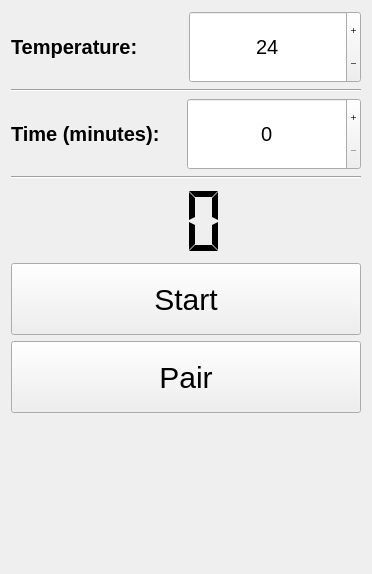
The window that mainwindow.ui (vanya1301/acetone-bath-Qt-part) describes before a commit, drawn with Qt 5.
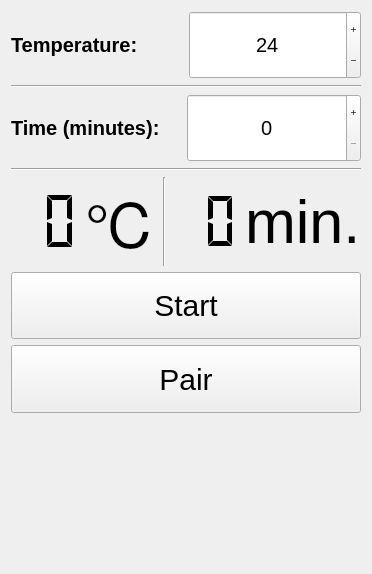
The same window after the commit.

Diff of the .ui file:
```diff
--- a/mainwindow.ui
+++ b/mainwindow.ui
@@ -148,6 +148,8 @@
      </widget>
     </item>
     <item>
+     <layout class="QHBoxLayout" name="horizontalLayout_2">
+      <item>
      <widget class="QLCDNumber" name="lcdNumber">
       <property name="sizePolicy">
        <sizepolicy hsizetype="Minimum" vsizetype="Ignored">
@@ -164,6 +166,7 @@
       <property name="font">
        <font>
         <pointsize>20</pointsize>
+          <kerning>true</kerning>
        </font>
       </property>
       <property name="frameShape">
@@ -191,6 +194,90 @@
        <enum>QLCDNumber::Flat</enum>
       </property>
      </widget>
+      </item>
+      <item>
+       <widget class="QLabel" name="label">
+        <property name="font">
+         <font>
+          <pointsize>46</pointsize>
+         </font>
+        </property>
+        <property name="text">
+         <string>℃</string>
+        </property>
+        <property name="alignment">
+         <set>Qt::AlignLeading|Qt::AlignLeft|Qt::AlignVCenter</set>
+        </property>
+       </widget>
+      </item>
+      <item>
+       <widget class="Line" name="line">
+        <property name="orientation">
+         <enum>Qt::Vertical</enum>
+        </property>
+       </widget>
+      </item>
+      <item>
+       <widget class="QLCDNumber" name="lcdNumber_2">
+        <property name="sizePolicy">
+         <sizepolicy hsizetype="Minimum" vsizetype="Ignored">
+          <horstretch>0</horstretch>
+          <verstretch>0</verstretch>
+         </sizepolicy>
+        </property>
+        <property name="maximumSize">
+         <size>
+          <width>16777215</width>
+          <height>75</height>
+         </size>
+        </property>
+        <property name="font">
+         <font>
+          <pointsize>20</pointsize>
+         </font>
+        </property>
+        <property name="frameShape">
+         <enum>QFrame::NoFrame</enum>
+        </property>
+        <property name="frameShadow">
+         <enum>QFrame::Plain</enum>
+        </property>
+        <property name="lineWidth">
+         <number>0</number>
+        </property>
+        <property name="midLineWidth">
+         <number>0</number>
+        </property>
+        <property name="smallDecimalPoint">
+         <bool>false</bool>
+        </property>
+        <property name="digitCount">
+         <number>2</number>
+        </property>
+        <property name="mode">
+         <enum>QLCDNumber::Dec</enum>
+        </property>
+        <property name="segmentStyle">
+         <enum>QLCDNumber::Flat</enum>
+        </property>
+       </widget>
+      </item>
+      <item>
+       <widget class="QLabel" name="label_2">
+        <property name="font">
+         <font>
+          <pointsize>46</pointsize>
+         </font>
+        </property>
+        <property name="text">
+         <string>min.</string>
+        </property>
+        <property name="alignment">
+         <set>Qt::AlignLeading|Qt::AlignLeft|Qt::AlignVCenter</set>
+        </property>
+       </widget>
+      </item>
+     </layout>
     </item>
     <item>
      <widget class="QPushButton" name="StartStopButton">
```
Left out of the diff: 2 changed lines with no effect on the pictures. Lines whose indentation alone changed are shown as unchanged.
